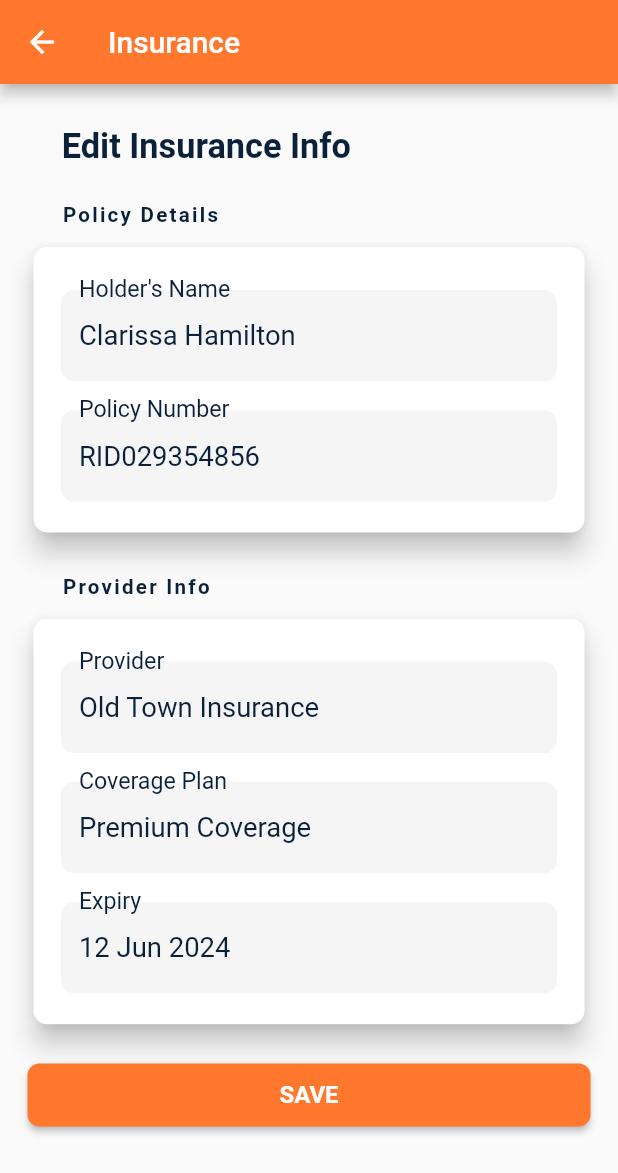
After one commit to norbertblaise/metadent, a Flutter app: the EditInsuranceInfo screen opened by its route, on a phone screen of 412 x 824 dp. The commit adds this screen. Shown: the top 1173 px of the screen. Run offline on Flutter 3.47's test engine with Material 2 defaults, Android fonts, the phone set to English and light mode, and no system bars; our stand-ins replace email_validator, flutter_screenutil, flutter_svg, pinput; generated files the repository leaves out were written again; Roboto replaces fonts that are missing (Montserrat, Source Sans Pro).

Commit message:
editing of insurance information added

```diff
--- a/lib/app.dart
+++ b/lib/app.dart
@@ -11,6 +11,8 @@ import 'package:metadent/src/ui/login.dart';
 import 'package:flutter_screenutil/flutter_screenutil.dart';
 import 'package:flutter_gen/gen_l10n/app_localizations.dart';
 import 'package:metadent/routes.dart' as routes;
+
+var localizedString = AppLocalizations.of(NavigationService.navigatorKey.currentContext!);
 
 class App extends StatelessWidget {
   const App({
--- a/lib/l10n/app_en.arb
+++ b/lib/l10n/app_en.arb
@@ -84,10 +84,28 @@
   "phone": "Phone",
   "address": "Address",
   "insurance": "Insurance",
+
   "policyDetails": "Policy Details",
+  "policyNumberHint": "ID029354856",
+  "policyNumberError": "Incorrect Policy Number",
+  "policyNumber": "Policy Number",
   "holderName": "Holder's Name",
-  "policyNumber": "Policy Number",
+
   "provider": "Provider",
+  "providerError": "Field Required",
+  "providerHint": "Old Town Insurance",
+
   "coveragePlan": "Coverage Plan",
-  "expiry": "Expiry"
+  "coveragePlanError": "Field Required",
+
+  "expiry": "Expiry",
+  "expiryError": "Please enter correct date",
+  "expiryHint": "12/02/2024",
+
+  "editInsuranceInfo": "Edit Insurance Info",
+  "providerInfo": "Provider Info",
+
+  "save": "SAVE"
+
+
 }
--- a/lib/routes.dart
+++ b/lib/routes.dart
@@ -11,7 +11,10 @@ import 'package:metadent/src/ui/phoneVerification.dart';
 import 'package:metadent/src/ui/enterOTP.dart';
 import 'package:metadent/src/ui/Appointments/appointments.dart';
 import 'package:metadent/src/ui/Appointments/newAppointment.dart';
-import 'package:metadent/src/ui/Profile.dart';
+import 'package:metadent/src/ui/Profile/Profile.dart';
+import 'package:metadent/src/ui/Profile/EditInsuranceInfo.dart';
+import 'package:metadent/src/ui/Profile/EditPersonalInfo.dart';
+
 
 
 //route names
@@ -25,6 +28,8 @@ const String appointments = 'appointments';
 const String newAppointment = 'newAppointment';
 const String dashboard = 'dashboard';
 const String profile = "profile";
+const String editInsuranceInfo = 'editInsuranceInfo';
+const String editPersonalInfo = "editPersonalInfo";
 
 
 Route<dynamic> controller(RouteSettings settings) {
@@ -49,6 +54,10 @@ Route<dynamic> controller(RouteSettings settings) {
       return MaterialPageRoute(builder: (context) => NewAppointment());
     case profile:
       return MaterialPageRoute(builder: (context) => Profile());
+    case editInsuranceInfo:
+      return MaterialPageRoute(builder: (context) => EditInsuranceInfo());
+    case editPersonalInfo:
+      return MaterialPageRoute(builder: (context) => EditPersonalInfo());
     default:
       throw ('This route name does not exist');
   }
--- /dev/null
+++ b/lib/src/ui/CustomWidgets/InsuranceDetailTextField.dart
@@ -0,0 +1,56 @@
+import 'package:flutter/material.dart';
+import 'package:flutter_screenutil/flutter_screenutil.dart';
+
+import '../Methods/methods.dart';
+
+class InsuranceDetailTextField extends StatelessWidget {
+  const InsuranceDetailTextField({
+    Key? key,
+    required this.textEditingController,
+    required this.hintText,
+    required this.labelText,
+    required this.errorText,
+  }) : super(key: key);
+
+  final TextEditingController textEditingController;
+  final String hintText;
+  final String labelText;
+  final String errorText;
+
+  @override
+  Widget build(BuildContext context) {
+    return TextFormField(
+      style: TextStyle(
+        fontSize: 16.sp,
+        color: Theme.of(context).accentColor,
+      ),
+      controller: textEditingController,
+      keyboardType: TextInputType.text,
+      validator: (value) {
+        if (value?.length == 0) {
+          return errorText;
+        } else {
+          return null;
+        }
+      },
+      decoration: InputDecoration(
+        label: Text(
+          labelText,
+          style: TextStyle(
+            color: Theme.of(context).accentColor,
+            fontSize: 18.sp,
+          ),
+        ),
+        hintText: hintText,
+        hintStyle: TextStyle(
+          fontSize: 16.sp,
+        ),
+        filled: true,
+        focusedBorder: buildInputBorder(),
+        errorBorder: buildInputBorder(),
+        border: buildInputBorder(),
+        enabledBorder: buildInputBorder(),
+      ),
+    );
+  }
+}
--- /dev/null
+++ b/lib/src/ui/Profile/EditInsuranceInfo.dart
@@ -0,0 +1,146 @@
+import 'package:flutter/material.dart';
+import 'package:flutter_gen/gen_l10n/app_localizations.dart';
+import 'package:flutter_screenutil/flutter_screenutil.dart';
+import 'package:metadent/routes.dart' as routes;
+import 'package:metadent/app.dart';
+import 'package:metadent/src/ui/CustomWidgets/LongButton.dart';
+
+import '../CustomWidgets/InsuranceDetailTextField.dart';
+import '../Methods/methods.dart';
+
+class EditInsuranceInfo extends StatefulWidget {
+  const EditInsuranceInfo({Key? key}) : super(key: key);
+
+  @override
+  State<EditInsuranceInfo> createState() => _EditInsuranceInfoState();
+}
+
+class _EditInsuranceInfoState extends State<EditInsuranceInfo> {
+  final nameController = TextEditingController(
+      /*todo get name from API*/
+      text: "Clarissa Hamilton");
+  final policyNumberController = TextEditingController(text: "RID029354856");
+  final providerController = TextEditingController(text: "Old Town Insurance");
+  final planController = TextEditingController(text: "Premium Coverage");
+  final expiryController = TextEditingController(text: "12 Jun 2024");
+
+  @override
+  Widget build(BuildContext context) {
+    return Scaffold(
+      appBar: AppBar(
+        title: Text(
+          localizedString!.insurance,
+          style: TextStyle(color: Colors.white),
+        ),
+        leading: IconButton(
+          icon: const Icon(Icons.arrow_back, color: Colors.white),
+          onPressed: () {
+            Navigator.of(context).pop();
+          },
+        ),
+      ),
+      body: Padding(
+        padding: const EdgeInsets.symmetric(horizontal: 16, vertical: 8).r,
+        child: ListView(
+          children: [
+            SizedBox(
+              height: 16.h,
+            ),
+            Padding(
+              padding: const EdgeInsets.only(left:20.0).r,
+              child: Text(localizedString!.editInsuranceInfo,
+              style: Theme.of(context).textTheme.labelMedium,),
+            ),
+            SizedBox(
+              height: 20.h,
+            ),
+            Padding(
+              padding: const EdgeInsets.only(left:20.0).r,
+              child: Text(localizedString!.policyDetails,
+              style: Theme.of(context).textTheme.labelSmall,),
+            ),
+            SizedBox(height: 8.h,),
+            Card(
+              elevation: 6.h,
+              shape: RoundedRectangleBorder(
+                borderRadius: BorderRadius.circular(8.0).r,
+              ),
+              child: Padding(
+                padding: const EdgeInsets.only(
+                        left: 16.0, right: 16.0, top: 25, bottom: 18.0)
+                    .r,
+                child: Column(
+                  children: [
+                    InsuranceDetailTextField(
+                        hintText: localizedString!.nameHint,
+                        errorText: localizedString!.noNameError,
+                        labelText: localizedString!.holderName,
+                        textEditingController: nameController),
+                    SizedBox(
+                      height: 16.h,
+                    ),
+                    InsuranceDetailTextField(
+                        hintText: localizedString!.nameHint,
+                        errorText: localizedString!.policyNumberError,
+                        labelText: localizedString!.policyNumber,
+                        textEditingController: policyNumberController),
+                  ],
+                ),
+              ),
+            ),
+            SizedBox(height: 20.h,),
+            Padding(
+              padding: const EdgeInsets.only(left:20.0).r,
+              child: Text(localizedString!.providerInfo,
+                style: Theme.of(context).textTheme.labelSmall,),
+            ),
+            SizedBox(height: 8.h,),
+            Card(
+              elevation: 6.h,
+              shape: RoundedRectangleBorder(
+                borderRadius: BorderRadius.circular(8.0).r,
+              ),
+              child: Padding(
+                padding: const EdgeInsets.only(
+                    left: 16.0, right: 16.0, top: 25, bottom: 18.0)
+                    .r,
+                child: Column(
+                  children: [
+                    InsuranceDetailTextField(
+                        hintText: localizedString!.providerHint,
+                        errorText: localizedString!.providerError,
+                        labelText: localizedString!.provider,
+                        textEditingController: providerController),
+                    SizedBox(
+                      height: 16.h,
+                    ),
+                    InsuranceDetailTextField(
+                        hintText: localizedString!.coveragePlan,
+                        errorText: localizedString!.coveragePlanError,
+                        labelText: localizedString!.coveragePlan,
+                        textEditingController: planController),
+                    SizedBox(
+                      height: 16.h,
+                    ),
+                    InsuranceDetailTextField(
+                        hintText: localizedString!.expiry,
+                        errorText: localizedString!.policyNumberError,
+                        labelText: localizedString!.expiry,
+                        textEditingController: expiryController),
+                  ],
+                ),
+              ),
+            ),
+            SizedBox(
+              height: 16.h,
+            ),
+            LongButton(buttonAction: (){
+              //todo save changes insurance details
+              Navigator.pop(context);
+            }, buttonText: localizedString!.save.toUpperCase())
+          ],
+        ),
+      ),
+    );
+  }
+}
--- /dev/null
+++ b/lib/src/ui/Profile/EditPersonalInfo.dart
@@ -0,0 +1,11 @@
+import 'package:flutter/material.dart';
+import 'package:metadent/routes.dart' as routes;
+
+class EditPersonalInfo extends StatelessWidget {
+  const EditPersonalInfo({Key? key}) : super(key: key);
+
+  @override
+  Widget build(BuildContext context) {
+    return Container();
+  }
+}
--- a/lib/src/ui/Profile.dart
+++ b/lib/src/ui/Profile/Profile.dart
@@ -1,11 +1,11 @@
 import 'package:flutter/material.dart';
 import 'package:flutter_screenutil/flutter_screenutil.dart';
 import 'package:metadent/routes.dart' as routes;
-import 'CustomWidgets/CustomSliverAppbarDelegate.dart';
-import 'CustomWidgets/InsuranceDetailItem.dart';
-import 'CustomWidgets/ProfileFieldItem.dart';
-import 'CustomWidgets/ProfilePicture.dart';
-import 'CustomWidgets/gradientAppBar.dart';
+import '../CustomWidgets/CustomSliverAppbarDelegate.dart';
+import '../CustomWidgets/InsuranceDetailItem.dart';
+import '../CustomWidgets/ProfileFieldItem.dart';
+import '../CustomWidgets/ProfilePicture.dart';
+import '../CustomWidgets/gradientAppBar.dart';
 import 'package:flutter_gen/gen_l10n/app_localizations.dart';
 
 class Profile extends StatelessWidget {
@@ -98,7 +98,7 @@ class Profile extends StatelessWidget {
                             style: Theme.of(context).textTheme.labelSmall),
                         IconButton(
                           onPressed: () {
-                            //todo open edit page
+                            Navigator.pushNamed(context, routes.editInsuranceInfo);
                           },
                           icon: const Icon(Icons.edit),
                           color: Theme.of(context).primaryColor,
```
